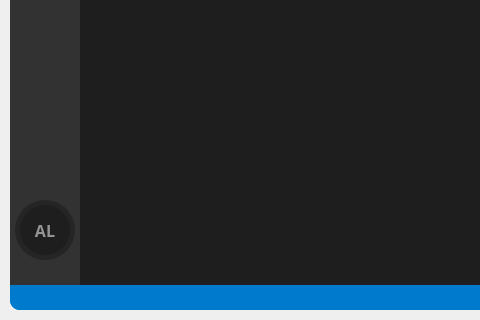
Qt form visuals/mainWindow.ui (dariolggomez/NET-Simulator) before a commit; both pictures show x 0 to 480 and y 471 to 791 of the 1090 by 791 pixel window.
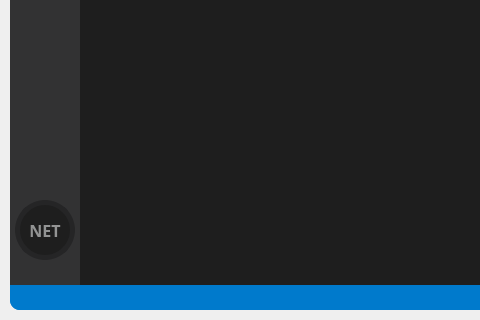
The same form after that commit. Icons and pictures are not drawn.

Commit message: changed user label

Diff of the .ui file:
```diff
--- a/visuals/mainWindow.ui
+++ b/visuals/mainWindow.ui
@@ -1031,7 +1031,7 @@
 }</string>
                   </property>
                   <property name="text">
-                   <string>AL</string>
+                   <string>NET</string>
                   </property>
                   <property name="alignment">
                    <set>Qt::AlignCenter</set>
```
The commit also changes 1 other file.
